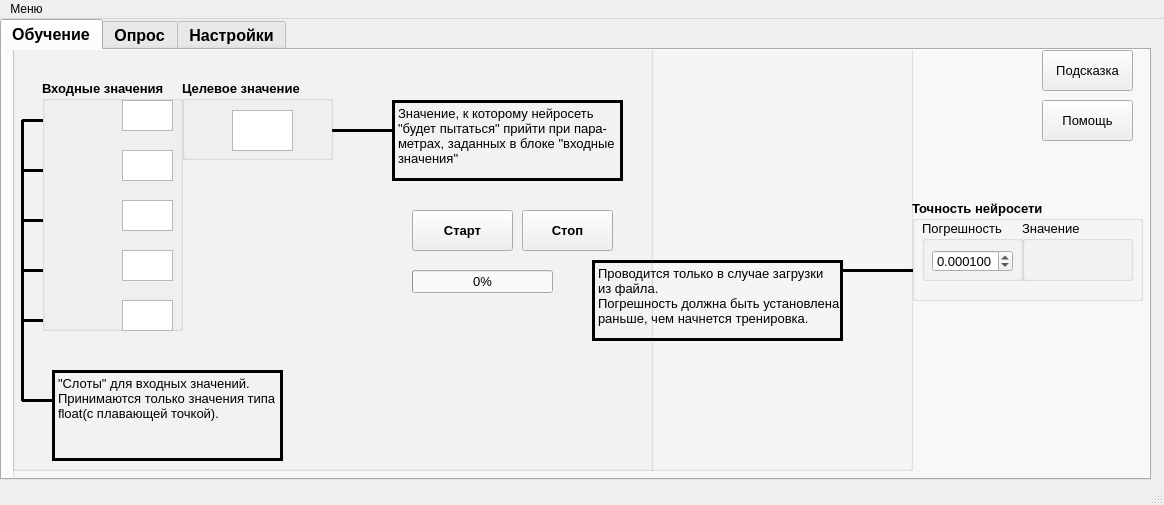
ILTZ/NNGUI, file uixml/shield.ui: the form before one commit.
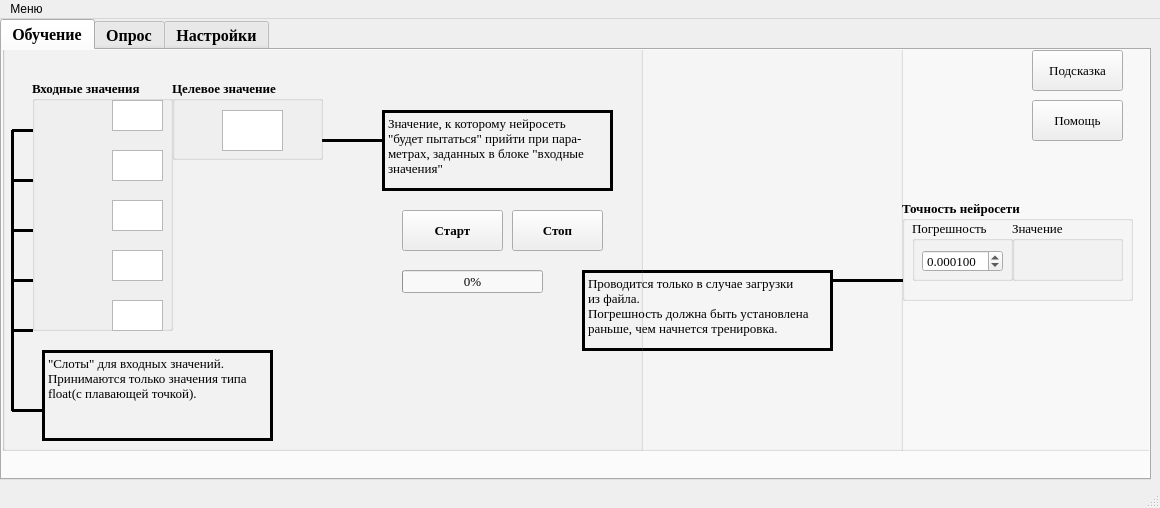
The form after the commit. Icons and pictures are not drawn.

The edit to the form file:
```diff
--- a/uixml/shield.ui
+++ b/uixml/shield.ui
@@ -6,10 +6,16 @@
    <rect>
     <x>0</x>
     <y>0</y>
-    <width>1164</width>
-    <height>505</height>
+    <width>1160</width>
+    <height>508</height>
    </rect>
   </property>
+  <property name="sizeIncrement">
+   <size>
+    <width>5</width>
+    <height>5</height>
+   </size>
+  </property>
   <property name="windowTitle">
    <string>NeuralNetwork</string>
   </property>
@@ -30,8 +36,15 @@
       <height>461</height>
      </rect>
     </property>
+    <property name="maximumSize">
+     <size>
+      <width>1151</width>
+      <height>461</height>
+     </size>
+    </property>
     <property name="font">
      <font>
+      <family>Times New Roman</family>
       <pointsize>12</pointsize>
       <weight>75</weight>
       <bold>true</bold>
@@ -65,10 +78,10 @@
      <widget class="QGroupBox" name="groupBox_2">
       <property name="geometry">
        <rect>
-        <x>10</x>
+        <x>0</x>
         <y>-10</y>
-        <width>1141</width>
-        <height>441</height>
+        <width>1159</width>
+        <height>411</height>
        </rect>
       </property>
       <property name="title">
@@ -88,6 +101,7 @@
        </property>
        <property name="font">
         <font>
+         <family>Times New Roman</family>
          <pointsize>10</pointsize>
          <weight>75</weight>
          <bold>true</bold>
@@ -105,6 +119,12 @@
           <height>31</height>
          </rect>
         </property>
+        <property name="maximumSize">
+         <size>
+          <width>51</width>
+          <height>31</height>
+         </size>
+        </property>
        </widget>
        <widget class="QTextEdit" name="inputVal2">
         <property name="geometry">
@@ -115,6 +135,12 @@
           <height>31</height>
          </rect>
         </property>
+        <property name="maximumSize">
+         <size>
+          <width>51</width>
+          <height>31</height>
+         </size>
+        </property>
        </widget>
        <widget class="QTextEdit" name="inputVal3">
         <property name="geometry">
@@ -125,6 +151,12 @@
           <height>31</height>
          </rect>
         </property>
+        <property name="maximumSize">
+         <size>
+          <width>51</width>
+          <height>31</height>
+         </size>
+        </property>
        </widget>
        <widget class="QTextEdit" name="inputVal4">
         <property name="geometry">
@@ -135,6 +167,12 @@
           <height>31</height>
          </rect>
         </property>
+        <property name="maximumSize">
+         <size>
+          <width>51</width>
+          <height>31</height>
+         </size>
+        </property>
        </widget>
        <widget class="QTextEdit" name="inputVal5">
         <property name="geometry">
@@ -145,6 +183,12 @@
           <height>31</height>
          </rect>
         </property>
+        <property name="maximumSize">
+         <size>
+          <width>51</width>
+          <height>31</height>
+         </size>
+        </property>
        </widget>
       </widget>
       <widget class="QGroupBox" name="targetValBox">
@@ -158,7 +202,10 @@
        </property>
        <property name="font">
         <font>
+         <family>Times New Roman</family>
          <pointsize>10</pointsize>
+         <weight>75</weight>
+         <bold>true</bold>
         </font>
        </property>
        <property name="title">
@@ -173,6 +220,12 @@
           <height>41</height>
          </rect>
         </property>
+        <property name="maximumSize">
+         <size>
+          <width>61</width>
+          <height>41</height>
+         </size>
+        </property>
        </widget>
       </widget>
       <widget class="QProgressBar" name="progressBar">
@@ -184,6 +237,12 @@
          <height>23</height>
         </rect>
        </property>
+       <property name="maximumSize">
+        <size>
+         <width>141</width>
+         <height>23</height>
+        </size>
+       </property>
        <property name="font">
         <font>
          <pointsize>10</pointsize>
@@ -204,8 +263,15 @@
          <height>41</height>
         </rect>
        </property>
+       <property name="maximumSize">
+        <size>
+         <width>91</width>
+         <height>41</height>
+        </size>
+       </property>
        <property name="font">
         <font>
+         <family>Times New Roman</family>
          <pointsize>10</pointsize>
          <weight>50</weight>
          <bold>false</bold>
@@ -224,9 +290,18 @@
          <height>101</height>
         </rect>
        </property>
+       <property name="maximumSize">
+        <size>
+         <width>231</width>
+         <height>101</height>
+        </size>
+       </property>
        <property name="font">
         <font>
+         <family>Times New Roman</family>
          <pointsize>10</pointsize>
+         <weight>75</weight>
+         <bold>true</bold>
         </font>
        </property>
        <property name="autoFillBackground">
@@ -244,6 +319,12 @@
           <height>61</height>
          </rect>
         </property>
+        <property name="maximumSize">
+         <size>
+          <width>101</width>
+          <height>61</height>
+         </size>
+        </property>
         <property name="font">
          <font>
           <weight>50</weight>
@@ -262,6 +343,12 @@
            <height>22</height>
           </rect>
          </property>
+         <property name="maximumSize">
+          <size>
+           <width>81</width>
+           <height>22</height>
+          </size>
+         </property>
          <property name="wrapping">
           <bool>false</bool>
          </property>
@@ -312,6 +399,12 @@
            <height>31</height>
           </rect>
          </property>
+         <property name="maximumSize">
+          <size>
+           <width>81</width>
+           <height>31</height>
+          </size>
+         </property>
          <property name="font">
           <font>
            <weight>50</weight>
@@ -324,11 +417,84 @@
         </widget>
        </widget>
       </widget>
+      <widget class="QPushButton" name="StopBtn">
+       <property name="geometry">
+        <rect>
+         <x>510</x>
+         <y>170</y>
+         <width>91</width>
+         <height>41</height>
+        </rect>
+       </property>
+       <property name="font">
+        <font>
+         <family>Times New Roman</family>
+         <pointsize>10</pointsize>
+        </font>
+       </property>
+       <property name="text">
+        <string>Стоп</string>
+       </property>
+      </widget>
+      <widget class="QPushButton" name="learnStartBtn">
+       <property name="geometry">
+        <rect>
+         <x>400</x>
+         <y>170</y>
+         <width>101</width>
+         <height>41</height>
+        </rect>
+       </property>
+       <property name="maximumSize">
+        <size>
+         <width>101</width>
+         <height>41</height>
+        </size>
+       </property>
+       <property name="font">
+        <font>
+         <family>Times New Roman</family>
+         <pointsize>10</pointsize>
+         <weight>75</weight>
+         <bold>true</bold>
+        </font>
+       </property>
+       <property name="text">
+        <string>Старт</string>
+       </property>
+      </widget>
+      <widget class="QPushButton" name="learnHelpBtn">
+       <property name="geometry">
+        <rect>
+         <x>1030</x>
+         <y>60</y>
+         <width>91</width>
+         <height>41</height>
+        </rect>
+       </property>
+       <property name="maximumSize">
+        <size>
+         <width>91</width>
+         <height>41</height>
+        </size>
+       </property>
+       <property name="font">
+        <font>
+         <family>Times New Roman</family>
+         <pointsize>10</pointsize>
+         <weight>50</weight>
+         <bold>false</bold>
+        </font>
+       </property>
+       <property name="text">
+        <string>Помощь</string>
+       </property>
+      </widget>
       <widget class="QGroupBox" name="FAQLearnBox">
        <property name="geometry">
         <rect>
          <x>0</x>
-         <y>-10</y>
+         <y>0</y>
          <width>901</width>
          <height>441</height>
         </rect>
@@ -348,8 +514,15 @@
           <height>81</height>
          </rect>
         </property>
+        <property name="maximumSize">
+         <size>
+          <width>251</width>
+          <height>81</height>
+         </size>
+        </property>
         <property name="font">
          <font>
+          <family>Times New Roman</family>
           <pointsize>10</pointsize>
           <weight>50</weight>
           <bold>false</bold>
@@ -503,13 +676,14 @@
          <property name="geometry">
           <rect>
            <x>50</x>
-           <y>350</y>
+           <y>320</y>
            <width>231</width>
            <height>91</height>
           </rect>
          </property>
          <property name="font">
           <font>
+           <family>Times New Roman</family>
            <pointsize>10</pointsize>
            <weight>50</weight>
            <bold>false</bold>
@@ -605,8 +779,15 @@
            <height>81</height>
           </rect>
          </property>
+         <property name="maximumSize">
+          <size>
+           <width>231</width>
+           <height>81</height>
+          </size>
+         </property>
          <property name="font">
           <font>
+           <family>Times New Roman</family>
            <pointsize>10</pointsize>
            <weight>50</weight>
            <bold>false</bold>
@@ -658,73 +839,15 @@
         </widget>
        </widget>
       </widget>
-      <widget class="QPushButton" name="StopBtn">
-       <property name="geometry">
-        <rect>
-         <x>510</x>
-         <y>170</y>
-         <width>91</width>
-         <height>41</height>
-        </rect>
-       </property>
-       <property name="font">
-        <font>
-         <pointsize>10</pointsize>
-        </font>
-       </property>
-       <property name="text">
-        <string>Стоп</string>
-       </property>
-      </widget>
-      <widget class="QPushButton" name="learnStartBtn">
-       <property name="geometry">
-        <rect>
-         <x>400</x>
-         <y>170</y>
-         <width>101</width>
-         <height>41</height>
-        </rect>
-       </property>
-       <property name="font">
-        <font>
-         <pointsize>10</pointsize>
-         <weight>75</weight>
-         <bold>true</bold>
-        </font>
-       </property>
-       <property name="text">
-        <string>Старт</string>
-       </property>
-      </widget>
-      <widget class="QPushButton" name="learnHelpBtn">
-       <property name="geometry">
-        <rect>
-         <x>1030</x>
-         <y>60</y>
-         <width>91</width>
-         <height>41</height>
-        </rect>
-       </property>
-       <property name="font">
-        <font>
-         <pointsize>10</pointsize>
-         <weight>50</weight>
-         <bold>false</bold>
-        </font>
-       </property>
-       <property name="text">
-        <string>Помощь</string>
-       </property>
-      </widget>
-      <zorder>performanceBox</zorder>
       <zorder>progressBar</zorder>
       <zorder>learnFAQBtn</zorder>
+      <zorder>learnHelpBtn</zorder>
       <zorder>FAQLearnBox</zorder>
       <zorder>StopBtn</zorder>
       <zorder>learnStartBtn</zorder>
-      <zorder>inputValuesBox</zorder>
+      <zorder>performanceBox</zorder>
       <zorder>targetValBox</zorder>
-      <zorder>learnHelpBtn</zorder>
+      <zorder>inputValuesBox</zorder>
      </widget>
     </widget>
     <widget class="QWidget" name="tab_4">
@@ -761,6 +884,7 @@
        </property>
        <property name="font">
         <font>
+         <family>Times New Roman</family>
          <pointsize>10</pointsize>
          <weight>75</weight>
          <bold>true</bold>
@@ -805,6 +929,7 @@
        </property>
        <property name="font">
         <font>
+         <family>Times New Roman</family>
          <pointsize>10</pointsize>
          <weight>75</weight>
          <bold>true</bold>
@@ -881,6 +1006,7 @@
        </property>
        <property name="font">
         <font>
+         <family>Times New Roman</family>
          <pointsize>10</pointsize>
          <weight>50</weight>
          <bold>false</bold>
@@ -904,6 +1030,7 @@
        </property>
        <property name="font">
         <font>
+         <family>Times New Roman</family>
          <pointsize>10</pointsize>
          <weight>50</weight>
          <bold>false</bold>
@@ -930,9 +1057,10 @@
       </property>
       <property name="font">
        <font>
-        <pointsize>12</pointsize>
-        <weight>75</weight>
-        <bold>true</bold>
+        <family>Times New Roman</family>
+        <pointsize>10</pointsize>
+        <weight>50</weight>
+        <bold>false</bold>
        </font>
       </property>
       <property name="title">
@@ -952,7 +1080,7 @@
        </property>
        <property name="font">
         <font>
-         <pointsize>9</pointsize>
+         <pointsize>10</pointsize>
          <weight>75</weight>
          <bold>true</bold>
         </font>
@@ -985,7 +1113,7 @@
        </property>
        <property name="font">
         <font>
-         <pointsize>9</pointsize>
+         <pointsize>10</pointsize>
          <weight>75</weight>
          <bold>true</bold>
         </font>
@@ -1254,7 +1382,7 @@
        </property>
        <property name="font">
         <font>
-         <pointsize>9</pointsize>
+         <pointsize>10</pointsize>
          <weight>75</weight>
          <bold>true</bold>
         </font>
@@ -1278,7 +1406,7 @@
        </property>
        <property name="font">
         <font>
-         <pointsize>9</pointsize>
+         <pointsize>10</pointsize>
          <weight>75</weight>
          <bold>true</bold>
         </font>
@@ -1415,15 +1543,16 @@
       <widget class="QLabel" name="label_9">
        <property name="geometry">
         <rect>
-         <x>10</x>
+         <x>0</x>
          <y>270</y>
-         <width>211</width>
+         <width>221</width>
          <height>71</height>
         </rect>
        </property>
        <property name="font">
         <font>
-         <pointsize>8</pointsize>
+         <family>Times New Roman</family>
+         <pointsize>10</pointsize>
          <weight>50</weight>
          <bold>false</bold>
         </font>
@@ -1509,6 +1638,7 @@
        </property>
        <property name="font">
         <font>
+         <family>Times New Roman</family>
          <pointsize>10</pointsize>
          <weight>50</weight>
          <bold>false</bold>
@@ -1563,6 +1693,7 @@
        </property>
        <property name="font">
         <font>
+         <family>Times New Roman</family>
          <pointsize>10</pointsize>
          <weight>50</weight>
          <bold>false</bold>
@@ -1628,6 +1759,7 @@
       </property>
       <property name="font">
        <font>
+        <family>Times New Roman</family>
         <pointsize>10</pointsize>
         <weight>50</weight>
         <bold>false</bold>
@@ -1648,7 +1780,8 @@
       </property>
       <property name="font">
        <font>
-        <pointsize>8</pointsize>
+        <family>Times New Roman</family>
+        <pointsize>10</pointsize>
         <weight>50</weight>
         <bold>false</bold>
        </font>
@@ -1669,7 +1802,7 @@
     <rect>
      <x>0</x>
      <y>0</y>
-     <width>1164</width>
+     <width>1160</width>
      <height>21</height>
     </rect>
    </property>
```
